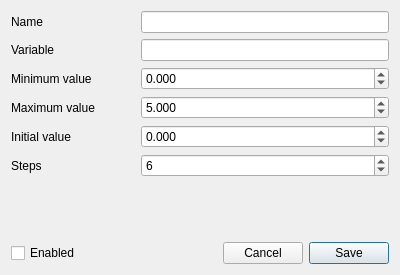
First picture: the form in interface/sliderdialog.ui, repository Kuszki/AVR-Monitor, before the edit.
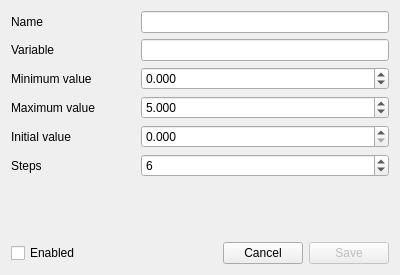
Second picture: the form after the edit.

Diff of the .ui file:
```diff
--- a/interface/sliderdialog.ui
+++ b/interface/sliderdialog.ui
@@ -74,12 +74,6 @@
      <property name="decimals">
       <number>3</number>
      </property>
-     <property name="minimum">
-      <double>-99999.000000000000000</double>
-     </property>
-     <property name="maximum">
-      <double>99999.000000000000000</double>
-     </property>
     </widget>
    </item>
    <item row="3" column="1" colspan="2">
@@ -148,6 +142,9 @@
      </item>
      <item>
       <widget class="QPushButton" name="saveButton">
+       <property name="enabled">
+        <bool>false</bool>
+       </property>
        <property name="text">
         <string>Save</string>
        </property>
```
Left out of the diff: 37 changed lines with no effect on the pictures.
